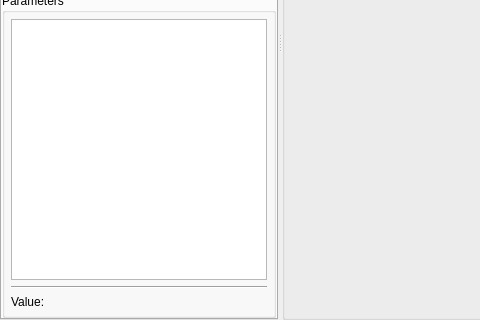
This is src/tools/lmteditor/window_editor.ui in BSOD-Games/lifeEngine as Qt 5 draws it before an edit; both pictures show x 0 to 480 and y 255 to 575 of the 632 by 575 pixel window. The edited form follows.
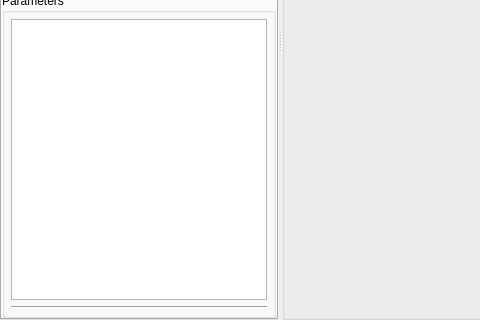
This is the edited form. Icons and pictures are not drawn. Custom widgets are drawn as their Qt base class.

Patch:
```diff
--- a/src/tools/lmteditor/window_editor.ui
+++ b/src/tools/lmteditor/window_editor.ui
@@ -322,13 +322,6 @@
               </property>
              </widget>
             </item>
-            <item>
-             <widget class="QLabel" name="label_valueShaderParameter">
-              <property name="text">
-               <string>Value:</string>
-              </property>
-             </widget>
-            </item>
            </layout>
           </widget>
          </item>
```
